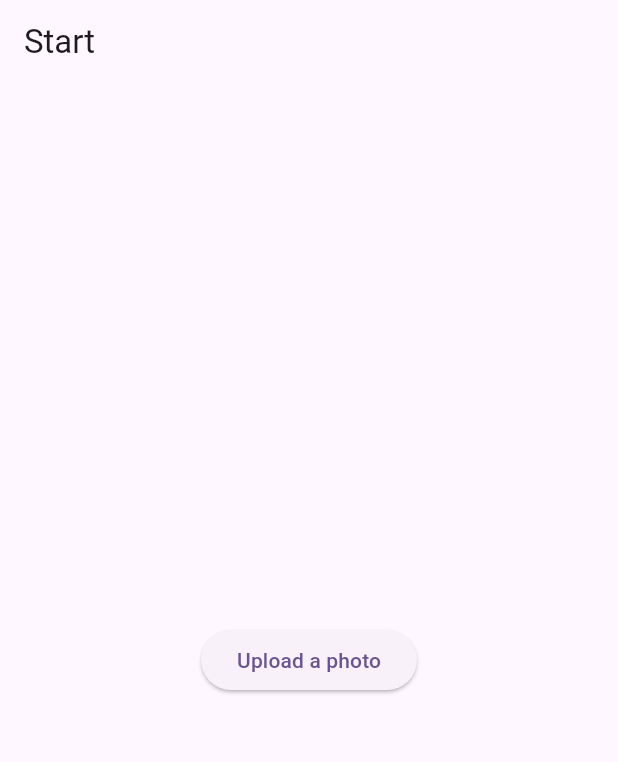
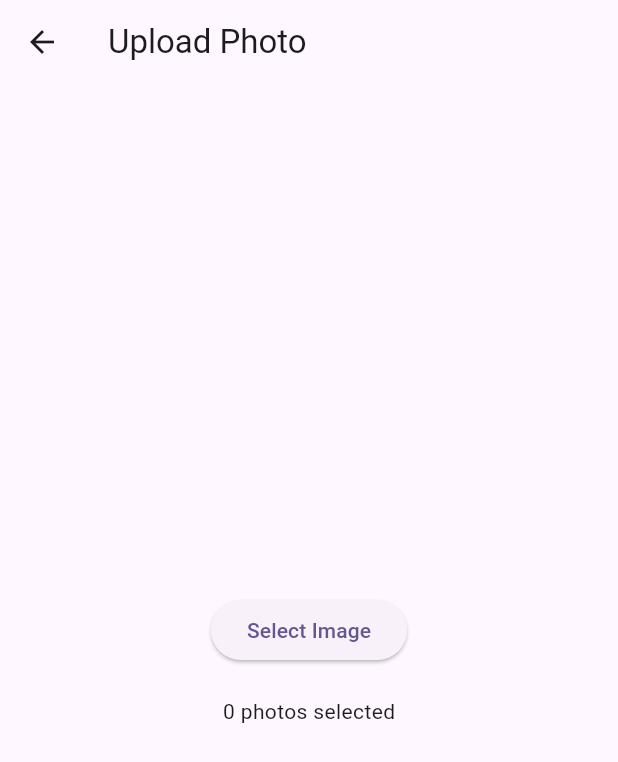
Before and after one commit to matthew-drake-3412/BladesmithBarberCollege, a Flutter app: the screen it shows after launch, after a tap on "Upload a photo", on a phone screen of 412 x 824 dp. Shown: the top 762 px of the screen. Run offline on Flutter 3.47's test engine with Material 3 defaults, Android fonts, the phone set to English and light mode, and no system bars; our stand-ins replace image_picker.

Commit message:
Added upload page using image_selector_widget

```diff
--- a/lib/pages/start_page.dart
+++ b/lib/pages/start_page.dart
@@ -1,4 +1,5 @@
 import 'package:flutter/material.dart';
+import 'upload_page.dart';
 
 class StartPage extends StatelessWidget {
   const StartPage({super.key});
@@ -9,7 +10,12 @@ class StartPage extends StatelessWidget {
       appBar: AppBar(title: const Text('Start')),
       body: Center(
         child: ElevatedButton(
-          onPressed: () {},
+          onPressed: () {
+            Navigator.push(
+              context,
+              MaterialPageRoute(builder: (context) => UploadPage()),
+            );
+          },
           child: const Text('Upload a photo'),
         ),
       ),
--- /dev/null
+++ b/lib/pages/upload_page.dart
@@ -0,0 +1,36 @@
+import 'package:flutter/material.dart';
+import 'package:image_picker/image_picker.dart';
+import 'package:gradients_ai/widgets/image_selector_widget.dart';
+
+class UploadPage extends StatefulWidget {
+  const UploadPage({super.key});
+
+  @override
+  State<UploadPage> createState() => _UploadPageState();
+}
+
+class _UploadPageState extends State<UploadPage> {
+  List<XFile> photos = []; // starts empty
+
+  @override
+  Widget build(BuildContext context) {
+    return Scaffold(
+      appBar: AppBar(title: const Text('Upload Photo')),
+      body: Center(
+        child: Column(
+          mainAxisAlignment: MainAxisAlignment.center,
+          children: [
+            ImageSelectorWidget(
+              onPhotosSelected: (selected) {
+                setState(() => photos = selected);
+              },
+            ),
+            const SizedBox(height: 20),
+            Text('${photos.length} photos selected'),
+            for (final photo in photos) Text(photo.name),
+          ],
+        ),
+      ),
+    );
+  }
+}
```
